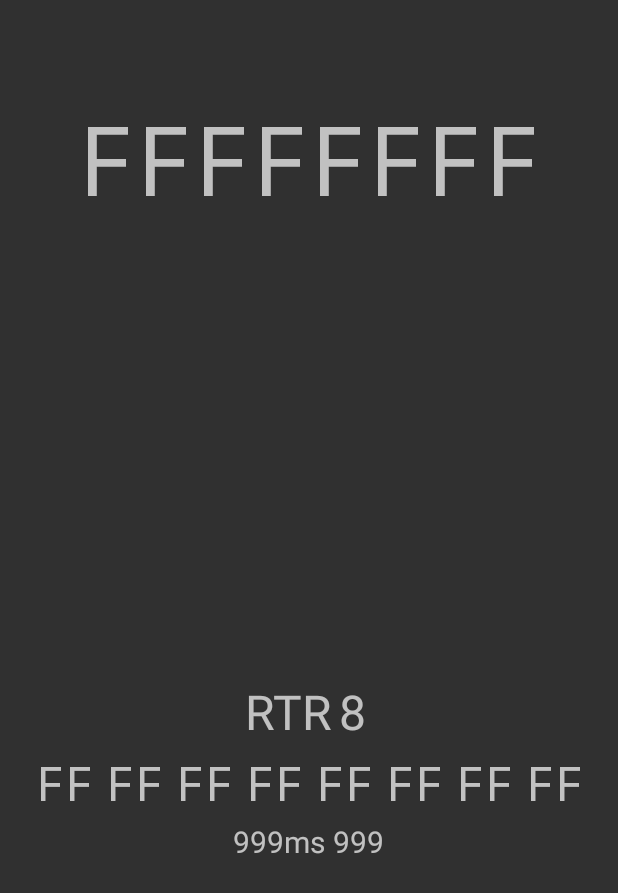
After one commit to autowp/CANreader, an Android app: the MessageActivity screen opened directly, with no data from a screen before it, on a phone screen of 412 x 824 dp. The commit adds this screen. Shown: the top 893 px of the screen. Run offline under Robolectric (Android 15) with nearby library versions, the phone set to English and light mode, and no system bars; 3 statements that could not run were skipped.

Commit message:
Focus activity

```diff
--- a/app/build.gradle
+++ b/app/build.gradle
@@ -12,8 +12,8 @@ android {
         applicationId "com.autowp.canreader"
         minSdkVersion 15
         targetSdkVersion 23
-        versionCode 18
-        versionName "0.1.0.18"
+        versionCode 19
+        versionName "0.1.0.19"
     }
     buildTypes {
         release {
--- a/app/src/main/AndroidManifest.xml
+++ b/app/src/main/AndroidManifest.xml
@@ -68,7 +68,8 @@
                 android:resource="@xml/filepaths" />
         </provider>
 
-        <activity android:name=".TxlPickerActivity"></activity>
+        <activity android:name=".TxlPickerActivity" />
+        <activity android:name=".MessageActivity"></activity>
     </application>
 
 </manifest>
--- a/app/src/main/java/com/autowp/can/CanClient.java
+++ b/app/src/main/java/com/autowp/can/CanClient.java
@@ -156,6 +156,7 @@ public class CanClient {
                 }
             } catch (CanClientException ex) {
                 fireErrorEvent(ex);
+                ex.printStackTrace();
             }
         }
         @Override
--- a/app/src/main/java/com/autowp/can/adapter/loopback/Loopback.java
+++ b/app/src/main/java/com/autowp/can/adapter/loopback/Loopback.java
@@ -5,7 +5,7 @@ import com.autowp.can.CanAdapterException;
 import com.autowp.can.CanFrame;
 
 /**
- * Created by autow on 24.03.2016.
+ * Created by autowp on 24.03.2016.
  */
 public class Loopback extends CanAdapter {
     @Override
--- /dev/null
+++ b/app/src/main/java/com/autowp/canreader/ServiceConnectedActivity.java
@@ -0,0 +1,57 @@
+package com.autowp.canreader;
+
+import android.content.ComponentName;
+import android.content.Intent;
+import android.content.ServiceConnection;
+import android.os.IBinder;
+import android.support.v7.app.AppCompatActivity;
+
+/**
+ * Created by autowp on 26.03.2016.
+ */
+public abstract class ServiceConnectedActivity extends AppCompatActivity {
+    protected CanReaderService canReaderService;
+    protected boolean bound = false;
+
+    ServiceConnection serviceConnection = new ServiceConnection() {
+        public void onServiceConnected(ComponentName name, IBinder binder) {
+            canReaderService = ((CanReaderService.TransferServiceBinder) binder).getService();
+            bound = true;
+
+            afterConnect();
+        }
+
+        public void onServiceDisconnected(ComponentName name) {
+            beforeDisconnect();
+
+            bound = false;
+        }
+    };
+
+    @Override
+    public void onResume()
+    {
+        super.onResume();
+
+        Intent intent = new Intent(this, CanReaderService.class);
+
+        startService(intent);
+        bindService(intent, serviceConnection, AppCompatActivity.BIND_AUTO_CREATE);
+    }
+
+    @Override
+    public void onPause()
+    {
+        super.onPause();
+
+        if (bound) {
+            beforeDisconnect();
+            unbindService(serviceConnection);
+            bound = false;
+        }
+    }
+
+    abstract protected void afterConnect();
+
+    abstract protected void beforeDisconnect();
+}
--- /dev/null
+++ b/app/src/main/res/layout/activity_message.xml
@@ -0,0 +1,165 @@
+<?xml version="1.0" encoding="utf-8"?>
+<LinearLayout
+    xmlns:android="http://schemas.android.com/apk/res/android"
+    xmlns:tools="http://schemas.android.com/tools"
+    android:paddingBottom="@dimen/activity_vertical_margin"
+    android:paddingLeft="@dimen/activity_horizontal_margin"
+    android:paddingRight="@dimen/activity_horizontal_margin"
+    android:paddingTop="@dimen/activity_vertical_margin"
+    android:orientation="vertical"
+    android:layout_width="match_parent"
+    android:layout_height="match_parent"
+    tools:context="com.autowp.canreader.MessageActivity">
+
+    <TextView
+        android:text="FFFFFFFF"
+        android:id="@+id/activity_message_id"
+        android:layout_width="fill_parent"
+        android:layout_height="fill_parent"
+        android:layout_weight="3"
+        android:textSize="64sp"
+        android:gravity="center_vertical|center_horizontal"
+        android:typeface="monospace" />
+
+    <LinearLayout
+        android:orientation="vertical"
+        android:layout_width="fill_parent"
+        android:layout_height="match_parent"
+        android:gravity="center_vertical"
+        android:layout_margin="3dp"
+        android:layout_weight="1">
+
+        <LinearLayout
+            android:orientation="horizontal"
+            android:layout_width="wrap_content"
+            android:layout_height="wrap_content"
+            android:id="@+id/activity_message_rtr_line"
+            android:layout_gravity="center_horizontal">
+
+            <TextView
+                android:layout_width="wrap_content"
+                android:layout_height="wrap_content"
+                android:textAppearance="?android:attr/textAppearanceMedium"
+                android:text="RTR"
+                android:id="@+id/activity_message_rtr"
+                android:textSize="@dimen/message_activity_data_textsize" />
+
+            <TextView
+                android:layout_width="wrap_content"
+                android:layout_height="wrap_content"
+                android:textAppearance="?android:attr/textAppearanceMedium"
+                android:text="8"
+                android:id="@+id/activity_message_dlc"
+                android:paddingStart="4dp"
+                android:paddingLeft="4dp"
+                android:paddingEnd="4dp"
+                android:paddingRight="4dp"
+                android:textSize="@dimen/message_activity_data_textsize"/>
+        </LinearLayout>
+
+        <LinearLayout
+            android:orientation="horizontal"
+            android:layout_width="wrap_content"
+            android:layout_height="wrap_content"
+            android:layout_gravity="center_horizontal"
+            android:id="@+id/activity_message_data">
+
+            <TextView
+                android:text="FF"
+                android:id="@+id/activity_message_data0"
+                android:layout_width="wrap_content"
+                android:layout_height="wrap_content"
+                android:typeface="monospace"
+                android:layout_margin="@dimen/message_activity_data_margin"
+                android:textSize="@dimen/message_activity_data_textsize"/>
+
+            <TextView
+                android:text="FF"
+                android:id="@+id/activity_message_data1"
+                android:layout_width="wrap_content"
+                android:layout_height="wrap_content"
+                android:typeface="monospace"
+                android:layout_margin="@dimen/message_activity_data_margin"
+                android:textSize="@dimen/message_activity_data_textsize"/>
+
+            <TextView
+                android:text="FF"
+                android:id="@+id/activity_message_data2"
+                android:layout_width="wrap_content"
+                android:layout_height="wrap_content"
+                android:typeface="monospace"
+                android:layout_margin="@dimen/message_activity_data_margin"
+                android:textSize="@dimen/message_activity_data_textsize"/>
+
+            <TextView
+                android:text="FF"
+                android:id="@+id/activity_message_data3"
+                android:layout_width="wrap_content"
+                android:layout_height="wrap_content"
+                android:typeface="monospace"
+                android:layout_margin="@dimen/message_activity_data_margin"
+                android:textSize="@dimen/message_activity_data_textsize"/>
+
+            <TextView
+                android:text="FF"
+                android:id="@+id/activity_message_data4"
+                android:layout_width="wrap_content"
+                android:layout_height="wrap_content"
+                android:typeface="monospace"
+                android:layout_margin="@dimen/message_activity_data_margin"
+                android:textSize="@dimen/message_activity_data_textsize"/>
+
+            <TextView
+                android:text="FF"
+                android:id="@+id/activity_message_data5"
+                android:layout_width="wrap_content"
+                android:layout_height="wrap_content"
+                android:typeface="monospace"
+                android:layout_margin="@dimen/message_activity_data_margin"
+                android:textSize="@dimen/message_activity_data_textsize"/>
+
+            <TextView
+                android:text="FF"
+                android:id="@+id/activity_message_data6"
+                android:layout_width="wrap_content"
+                android:layout_height="wrap_content"
+                android:typeface="monospace"
+                android:layout_margin="@dimen/message_activity_data_margin"
+                android:textSize="@dimen/message_activity_data_textsize"/>
+
+            <TextView
+                android:text="FF"
+                android:id="@+id/activity_message_data7"
+                android:layout_width="wrap_content"
+                android:layout_height="wrap_content"
+                android:typeface="monospace"
+                android:layout_margin="@dimen/message_activity_data_margin"
+                android:textSize="@dimen/message_activity_data_textsize"/>
+        </LinearLayout>
+
+        <LinearLayout
+            android:orientation="horizontal"
+            android:layout_width="wrap_content"
+            android:layout_height="wrap_content"
+            android:layout_gravity="center_horizontal"
+            android:gravity="center_vertical|center_horizontal">
+
+            <TextView
+                android:layout_width="wrap_content"
+                android:layout_height="wrap_content"
+                android:text="999ms"
+                android:id="@+id/activity_message_period"
+                android:layout_marginRight="5dp"
+                android:textSize="20sp"/>
+
+            <TextView
+                android:layout_width="wrap_content"
+                android:layout_height="wrap_content"
+                android:text="999"
+                android:id="@+id/activity_message_count"
+                android:gravity="left"
+                android:textSize="20sp"/>
+        </LinearLayout>
+    </LinearLayout>
+
+</LinearLayout>
--- a/app/src/main/res/menu/monitor_item_menu.xml
+++ b/app/src/main/res/menu/monitor_item_menu.xml
@@ -9,5 +9,9 @@
         android:id="@+id/action_monitor_copy"
         android:title="@string/action_transmit_copy" />
 
+    <item
+        android:id="@+id/action_monitor_focus"
+        android:title="@string/action_monitor_focus" />
+
 
 </menu>
--- a/app/src/main/res/values/dimens.xml
+++ b/app/src/main/res/values/dimens.xml
@@ -4,4 +4,6 @@
     <dimen name="activity_vertical_margin">4dp</dimen>
     <dimen name="fab_margin">16dp</dimen>
     <dimen name="appbar_padding_top">8dp</dimen>
+    <dimen name="message_activity_data_textsize">32sp</dimen>
+    <dimen name="message_activity_data_margin">4dp</dimen>
 </resources>
--- a/app/src/main/res/values/strings.xml
+++ b/app/src/main/res/values/strings.xml
@@ -31,4 +31,5 @@
     <string name="action_transmit_copy">Copy</string>
     <string name="conection_usb_serial">USB serial</string>
     <string name="connection_loopback">Loopback</string>
+    <string name="action_monitor_focus">Focus view</string>
 </resources>
```
Also changed, not shown: app/src/main/java/com/autowp/canreader/CanReaderService.java (+25 -2 lines), app/src/main/java/com/autowp/canreader/MainActivity.java (+9 -38 lines), app/src/main/java/com/autowp/canreader/MessageActivity.java (added, +145 -0 lines), app/src/main/java/com/autowp/canreader/MonitorFragment.java (+11 -1 lines), 1 other file.
